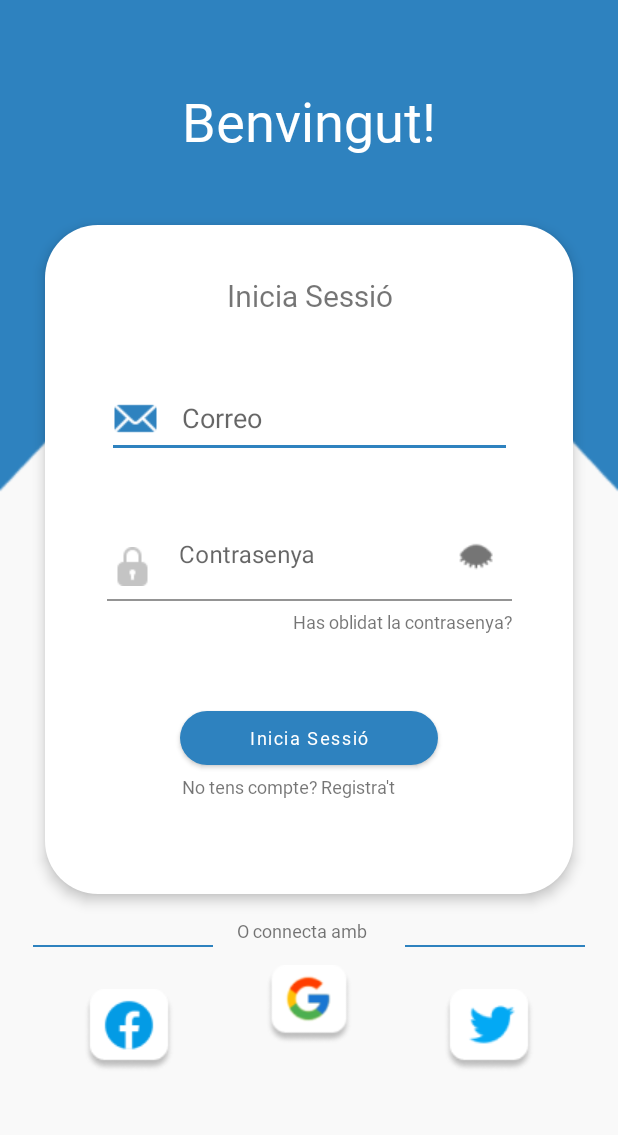
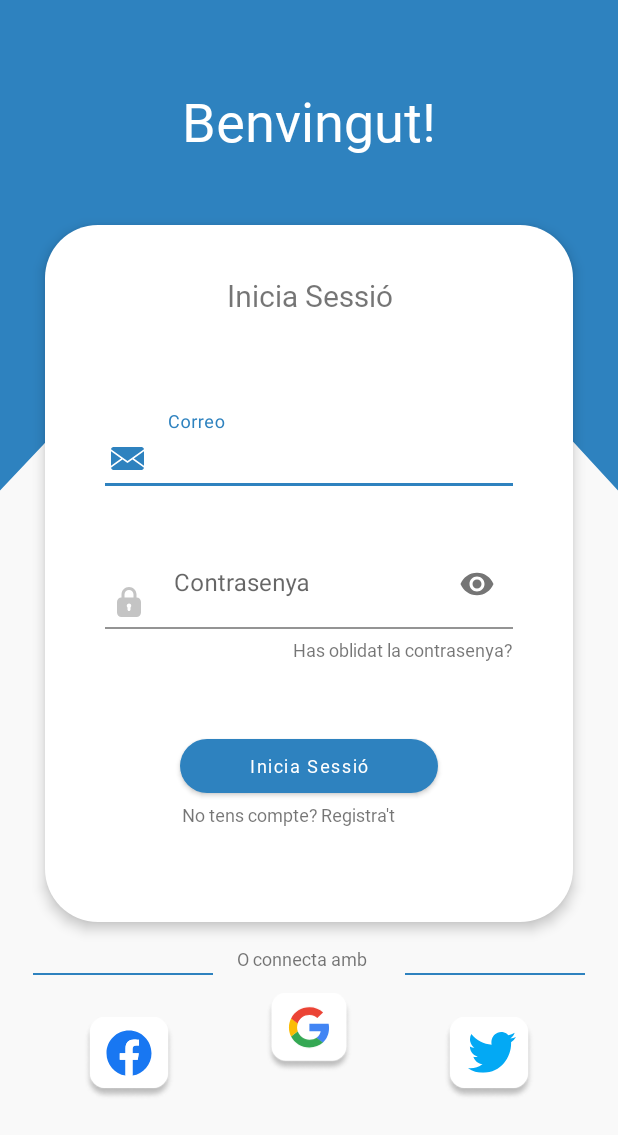
Before and after one commit to erikmiro/Cataleg_App, an Android app: the screen it shows after launch (LoginScreen), on a phone screen of 412 x 824 dp. Shown: the top 1135 px of the screen. Run offline under Robolectric (Android 15) with nearby library versions, the phone set to English and light mode, and no system bars.

Commit message:
[WP-26] Refactored some design issues

```diff
--- a/app/src/main/res/drawable/custom_email_icon.xml
+++ b/app/src/main/res/drawable/custom_email_icon.xml
@@ -2,9 +2,9 @@
 <selector xmlns:android="http://schemas.android.com/apk/res/android">
 
     <item android:state_focused="true"
-        android:drawable="@drawable/email_blue" />
+        android:drawable="@drawable/ic_email_blue" />
 
     <item android:state_focused="false"
-        android:drawable="@drawable/email_grey" />
+        android:drawable="@drawable/ic_email_grey" />
 
 </selector>
--- a/app/src/main/res/drawable/custom_lock_icon.xml
+++ b/app/src/main/res/drawable/custom_lock_icon.xml
@@ -2,9 +2,9 @@
 <selector xmlns:android="http://schemas.android.com/apk/res/android">
 
     <item android:state_focused="true"
-        android:drawable="@drawable/lock_blue" />
+        android:drawable="@drawable/ic_lock_blue" />
 
     <item android:state_focused="false"
-        android:drawable="@drawable/lock_grey" />
+        android:drawable="@drawable/ic_lock_grey" />
 
 </selector>
--- /dev/null
+++ b/app/src/main/res/drawable/fb_icon.xml
@@ -0,0 +1,14 @@
+<?xml version="1.0" encoding="utf-8"?>
+<vector xmlns:android="http://schemas.android.com/apk/res/android"
+    android:width="60dp"
+    android:height="55dp"
+    android:viewportWidth="60"
+    android:viewportHeight="55">
+
+    <path
+        android:fillColor="#ffffff"
+        android:pathData="M 14 0 L 46 0 Q 56 0 56 10 L 56 37 Q 56 47 46 47 L 14 47 Q 4 47 4 37 L 4 10 Q 4 0 14 0 Z" />
+    <path
+        android:fillColor="#039BE5"
+        android:pathData="M 10 4 H 50 V 44 H 10 V 4 Z" />
+</vector>
--- /dev/null
+++ b/app/src/main/res/drawable/ic_email_blue.xml
@@ -0,0 +1,9 @@
+<vector xmlns:android="http://schemas.android.com/apk/res/android"
+    android:width="22dp"
+    android:height="15dp"
+    android:viewportWidth="24"
+    android:viewportHeight="16">
+  <path
+      android:pathData="M7.3317,8L0,13.0185V2.9815L7.3317,8ZM16.6683,8L24,13.0185V2.9815L16.6683,8ZM15.5971,8.7354L12.319,10.9785C12.2224,11.0431 12.1112,11.0769 12,11.0769C11.8888,11.0769 11.7776,11.0431 11.681,10.9785L8.4029,8.7354L0.4859,14.1538L0.0263,14.4677C0.1698,15.3354 0.8898,16 1.7561,16H22.2439C23.1102,16 23.8302,15.3385 23.9737,14.4677L23.5112,14.1538L15.5971,8.7354ZM12,9.7261L23.5112,1.8462L23.9737,1.5323C23.8302,0.6615 23.1102,0 22.2439,0H1.7561C0.8898,0 0.1698,0.6646 0.0263,1.5323L0.4859,1.8462L12,9.7261Z"
+      android:fillColor="#2E82BF"/>
+</vector>
--- /dev/null
+++ b/app/src/main/res/drawable/ic_email_grey.xml
@@ -0,0 +1,9 @@
+<vector xmlns:android="http://schemas.android.com/apk/res/android"
+    android:width="22dp"
+    android:height="15dp"
+    android:viewportWidth="24"
+    android:viewportHeight="16">
+  <path
+      android:pathData="M7.3317,8L0,13.0185V2.9815L7.3317,8ZM16.6683,8L24,13.0185V2.9815L16.6683,8ZM15.5971,8.7354L12.319,10.9785C12.2224,11.0431 12.1112,11.0769 12,11.0769C11.8888,11.0769 11.7776,11.0431 11.681,10.9785L8.4029,8.7354L0.4859,14.1538L0.0263,14.4677C0.1698,15.3354 0.8898,16 1.7561,16H22.2439C23.1102,16 23.8302,15.3385 23.9737,14.4677L23.5112,14.1538L15.5971,8.7354ZM12,9.7261L23.5112,1.8462L23.9737,1.5323C23.8302,0.6615 23.1102,0 22.2439,0H1.7561C0.8898,0 0.1698,0.6646 0.0263,1.5323L0.4859,1.8462L12,9.7261Z"
+      android:fillColor="#C4C4C4"/>
+</vector>
--- /dev/null
+++ b/app/src/main/res/drawable/ic_fb_icon.xml
@@ -0,0 +1,15 @@
+<vector xmlns:android="http://schemas.android.com/apk/res/android"
+    android:width="60dp"
+    android:height="55dp"
+    android:viewportWidth="60"
+    android:viewportHeight="55">
+  <path
+      android:pathData="M14,0L46,0A10,10 0,0 1,56 10L56,37A10,10 0,0 1,46 47L14,47A10,10 0,0 1,4 37L4,10A10,10 0,0 1,14 0z"
+      android:fillColor="#ffffff"/>
+  <path
+      android:pathData="M45,24C45,15.7157 38.2843,9 30,9C21.7157,9 15,15.7157 15,24C15,31.4869 20.4853,37.6925 27.6562,38.8177V28.3359H23.8477V24H27.6562V20.6953C27.6562,16.9359 29.8957,14.8594 33.3219,14.8594C34.9631,14.8594 36.6797,15.1523 36.6797,15.1523V18.8437H34.7882C32.9249,18.8437 32.3438,20 32.3438,21.1862V24H36.5039L35.8389,28.3359H32.3438V38.8177C39.5147,37.6925 45,31.4869 45,24Z"
+      android:fillColor="#1877F2"/>
+  <path
+      android:pathData="M35.8389,28.3359L36.5039,24H32.3438V21.1862C32.3438,20 32.9249,18.8438 34.7882,18.8438H36.6797V15.1523C36.6797,15.1523 34.9631,14.8594 33.3219,14.8594C29.8957,14.8594 27.6562,16.9359 27.6562,20.6953V24H23.8477V28.3359H27.6562V38.8177C29.2093,39.0608 30.7907,39.0608 32.3438,38.8177V28.3359H35.8389Z"
+      android:fillColor="#ffffff"/>
+</vector>
--- /dev/null
+++ b/app/src/main/res/drawable/ic_google.xml
@@ -0,0 +1,21 @@
+<vector xmlns:android="http://schemas.android.com/apk/res/android"
+    android:width="60dp"
+    android:height="55dp"
+    android:viewportWidth="60"
+    android:viewportHeight="55">
+  <path
+      android:pathData="M14,0L46,0A10,10 0,0 1,56 10L56,37A10,10 0,0 1,46 47L14,47A10,10 0,0 1,4 37L4,10A10,10 0,0 1,14 0z"
+      android:fillColor="#ffffff"/>
+  <path
+      android:pathData="M43.9832,24.2618C43.9832,23.1146 43.8879,22.2775 43.6818,21.4094H30.2769V26.5871H38.1452C37.9867,27.8738 37.13,29.8116 35.2263,31.1137L35.1996,31.287L39.438,34.4956L39.7317,34.5242C42.4285,32.0904 43.9832,28.5093 43.9832,24.2618"
+      android:fillColor="#4285F4"/>
+  <path
+      android:pathData="M30.2771,37.9037C34.1319,37.9037 37.3681,36.6635 39.7319,34.5243L35.2265,31.1137C34.0209,31.9353 32.4028,32.5089 30.2771,32.5089C26.5015,32.5089 23.297,30.0751 22.1547,26.7112L21.9873,26.7251L17.5801,30.058L17.5225,30.2146C19.8703,34.7722 24.6929,37.9037 30.2771,37.9037Z"
+      android:fillColor="#34A853"/>
+  <path
+      android:pathData="M22.1551,26.7113C21.8537,25.8432 21.6793,24.913 21.6793,23.9519C21.6793,22.9907 21.8537,22.0606 22.1392,21.1925L22.1313,21.0076L17.6689,17.6211L17.5229,17.689C16.5552,19.5802 16,21.7041 16,23.9519C16,26.1997 16.5552,28.3234 17.5229,30.2147L22.1551,26.7113"
+      android:fillColor="#FBBC05"/>
+  <path
+      android:pathData="M30.277,15.3947C32.9579,15.3947 34.7664,16.5264 35.7976,17.472L39.827,13.6275C37.3523,11.3797 34.1319,10 30.277,10C24.6929,10 19.8703,13.1314 17.5225,17.689L22.1388,21.1925C23.297,17.8286 26.5014,15.3947 30.277,15.3947"
+      android:fillColor="#EB4335"/>
+</vector>
--- /dev/null
+++ b/app/src/main/res/drawable/ic_lock_blue.xml
@@ -0,0 +1,9 @@
+<vector xmlns:android="http://schemas.android.com/apk/res/android"
+    android:width="24dp"
+    android:height="24dp"
+    android:viewportWidth="24"
+    android:viewportHeight="24">
+  <path
+      android:pathData="M17,9V7C17,4.2 14.8,2 12,2C9.2,2 7,4.2 7,7V9C5.3,9 4,10.3 4,12V19C4,20.7 5.3,22 7,22H17C18.7,22 20,20.7 20,19V12C20,10.3 18.7,9 17,9ZM9,7C9,5.3 10.3,4 12,4C13.7,4 15,5.3 15,7V9H9V7ZM13.1,15.5L13,15.6V17C13,17.6 12.6,18 12,18C11.4,18 11,17.6 11,17V15.6C10.4,15 10.3,14.1 10.9,13.5C11.5,12.9 12.4,12.8 13,13.4C13.6,13.9 13.7,14.9 13.1,15.5Z"
+      android:fillColor="#2E82BF"/>
+</vector>
--- /dev/null
+++ b/app/src/main/res/drawable/ic_lock_grey.xml
@@ -0,0 +1,9 @@
+<vector xmlns:android="http://schemas.android.com/apk/res/android"
+    android:width="24dp"
+    android:height="24dp"
+    android:viewportWidth="24"
+    android:viewportHeight="24">
+  <path
+      android:pathData="M17,9V7C17,4.2 14.8,2 12,2C9.2,2 7,4.2 7,7V9C5.3,9 4,10.3 4,12V19C4,20.7 5.3,22 7,22H17C18.7,22 20,20.7 20,19V12C20,10.3 18.7,9 17,9ZM9,7C9,5.3 10.3,4 12,4C13.7,4 15,5.3 15,7V9H9V7ZM13.1,15.5L13,15.6V17C13,17.6 12.6,18 12,18C11.4,18 11,17.6 11,17V15.6C10.4,15 10.3,14.1 10.9,13.5C11.5,12.9 12.4,12.8 13,13.4C13.6,13.9 13.7,14.9 13.1,15.5Z"
+      android:fillColor="#C4C4C4"/>
+</vector>
--- /dev/null
+++ b/app/src/main/res/drawable/ic_login_screen_bg.xml
@@ -0,0 +1,16 @@
+<vector xmlns:android="http://schemas.android.com/apk/res/android"
+    android:width="360dp"
+    android:height="640dp"
+    android:viewportWidth="360"
+    android:viewportHeight="640">
+  <group>
+    <clip-path
+        android:pathData="M0,0h360v640h-360z"/>
+    <path
+        android:pathData="M0,0h360v640h-360z"
+        android:fillColor="#F9F9F9"/>
+    <path
+        android:pathData="M0,-4H360V254L323,218.196L268,180.286L230,161.331L187.609,155.081C182.566,154.338 177.439,154.37 172.405,155.176L134,161.331L89,180.286L38,218.196L0,254V-4Z"
+        android:fillColor="#2E82BF"/>
+  </group>
+</vector>
--- /dev/null
+++ b/app/src/main/res/drawable/ic_twitter_icon.xml
@@ -0,0 +1,16 @@
+<vector xmlns:android="http://schemas.android.com/apk/res/android"
+    android:width="60dp"
+    android:height="55dp"
+    android:viewportWidth="60"
+    android:viewportHeight="55">
+  <path
+      android:pathData="M14,0L46,0A10,10 0,0 1,56 10L56,37A10,10 0,0 1,46 47L14,47A10,10 0,0 1,4 37L4,10A10,10 0,0 1,14 0z"
+      android:fillColor="#ffffff"/>
+  <group>
+    <clip-path
+        android:pathData="M16,10h32v27h-32z"/>
+    <path
+        android:pathData="M48,13.1983C46.7963,13.7436 45.5232,14.106 44.22,14.2744C45.5934,13.4281 46.6202,12.0881 47.1058,10.5082C45.8202,11.3 44.4136,11.8577 42.947,12.1571C42.0475,11.1591 40.8796,10.4652 39.5953,10.1656C38.311,9.866 36.9695,9.9747 35.7454,10.4773C34.5214,10.98 33.4712,11.8536 32.7316,12.9843C31.9919,14.1151 31.597,15.4508 31.5981,16.8178C31.593,17.3394 31.644,17.86 31.7501,18.3699C29.1403,18.237 26.5868,17.5336 24.2567,16.3057C21.9265,15.0778 19.8722,13.353 18.2279,11.2441C17.3838,12.7427 17.1221,14.5194 17.4965,16.2116C17.8709,17.9037 18.853,19.3837 20.2424,20.3494C19.2044,20.3203 18.1883,20.0325 17.2798,19.5103V19.5845C17.2815,21.1578 17.8051,22.6824 18.7624,23.9017C19.7198,25.121 21.0524,25.9606 22.5359,26.2791C21.9747,26.4327 21.3963,26.5082 20.8159,26.5035C20.3991,26.5111 19.9827,26.4721 19.574,26.3871C19.998,27.7392 20.8152,28.9215 21.913,29.7714C23.0108,30.6213 24.3353,31.0969 25.7042,31.1328C23.382,33.0186 20.5182,34.0417 17.5703,34.0386C17.0455,34.0422 16.521,34.0108 16,33.9448C18.9997,35.9521 22.4953,37.014 26.0638,37.002C38.1357,37.002 44.7359,26.6175 44.7359,17.6161C44.7359,17.3148 44.7259,17.0243 44.7119,16.7354C46.0059,15.7738 47.1201,14.5751 48,13.1983V13.1983Z"
+        android:fillColor="#03A9F4"/>
+  </group>
+</vector>
--- a/app/src/main/res/layout/activity_login_screen.xml
+++ b/app/src/main/res/layout/activity_login_screen.xml
@@ -9,7 +9,7 @@
     <ScrollView
         android:layout_width="match_parent"
         android:layout_height="match_parent"
-        android:background="@drawable/login_screen_bg">
+        android:background="@drawable/ic_login_screen_bg">
 
         <androidx.constraintlayout.widget.ConstraintLayout
             android:layout_width="match_parent"
@@ -38,10 +38,39 @@
                 android:fontFamily="@font/notosanshk_regular"
                 android:text="@string/connect"
                 android:textSize="12sp"
+                app:layout_constraintEnd_toStartOf="@+id/loginLine2"
+                app:layout_constraintStart_toEndOf="@+id/loginLine1"
+                app:layout_constraintTop_toBottomOf="@+id/view" />
+
+            <ImageView
+                android:id="@+id/loginWhiteBoxGoogle"
+                android:layout_width="wrap_content"
+                android:layout_height="wrap_content"
+                android:layout_marginStart="56dp"
+                android:layout_marginTop="28dp"
+                app:layout_constraintStart_toStartOf="parent"
+                app:layout_constraintTop_toBottomOf="@+id/loginLine1"
+                app:srcCompat="@drawable/white_box" />
+
+            <ImageView
+                android:id="@+id/loginWhiteBoxFb"
+                android:layout_width="57dp"
+                android:layout_height="wrap_content"
+                android:layout_marginTop="13dp"
                 app:layout_constraintEnd_toEndOf="parent"
-                app:layout_constraintHorizontal_bias="0.501"
                 app:layout_constraintStart_toStartOf="parent"
-                app:layout_constraintTop_toBottomOf="@+id/view" />
+                app:layout_constraintTop_toBottomOf="@+id/loginConnectTxt"
+                app:srcCompat="@drawable/white_box" />
+
+            <ImageView
+                android:id="@+id/loginFbIcon"
+                android:layout_width="wrap_content"
+                android:layout_height="wrap_content"
+                android:layout_marginStart="56dp"
+                android:layout_marginTop="28dp"
+                app:layout_constraintStart_toStartOf="parent"
+                app:layout_constraintTop_toBottomOf="@+id/loginLine1"
+                app:srcCompat="@drawable/ic_fb_icon" />
 
             <ImageView
                 android:id="@+id/loginGoogleIcon"
@@ -51,27 +80,31 @@
                 app:layout_constraintEnd_toEndOf="parent"
                 app:layout_constraintStart_toStartOf="parent"
                 app:layout_constraintTop_toBottomOf="@+id/loginConnectTxt"
-                app:srcCompat="@drawable/google_icon" />
+                app:srcCompat="@drawable/ic_google" />
 
             <ImageView
-                android:id="@+id/loginFbIcon"
-                android:layout_width="wrap_content"
-                android:layout_height="wrap_content"
-                android:layout_marginStart="56dp"
-                android:layout_marginTop="28dp"
-                app:layout_constraintStart_toStartOf="parent"
-                app:layout_constraintTop_toBottomOf="@+id/loginLine1"
-                app:srcCompat="@drawable/fb_icon" />
-
-            <ImageView
-                android:id="@+id/twitter_icon"
+                android:id="@+id/loginWhiteBoxTwitter"
                 android:layout_width="wrap_content"
                 android:layout_height="wrap_content"
                 android:layout_marginTop="28dp"
                 android:layout_marginEnd="56dp"
+                app:srcCompat="@drawable/white_box"
+                app:layout_constraintTop_toBottomOf="@+id/loginLine2"
                 app:layout_constraintEnd_toEndOf="parent"
-                app:layout_constraintTop_toBottomOf="@+id/loginLine2"
-                app:srcCompat="@drawable/twitter_icon" />
+                tools:layout_editor_absoluteX="295dp"
+                tools:layout_editor_absoluteY="700dp" />
+
+
+
+            <ImageView
+                android:id="@+id/loginTwitterIcon"
+                android:layout_width="wrap_content"
+                android:layout_height="wrap_content"
+                android:layout_marginTop="28dp"
+                android:background="@drawable/ic_twitter_icon"
+                android:layout_marginEnd="56dp"
+                app:layout_constraintEnd_toEndOf="parent"
+                app:layout_constraintTop_toBottomOf="@+id/loginLine2" />
 
             <ImageView
                 android:id="@+id/loginLine1"
@@ -108,34 +141,37 @@
 
                 <com.google.android.material.textfield.TextInputLayout
                     android:id="@+id/loginPasswordTxt"
-                    android:layout_width="270dp"
+                    android:layout_width="0dp"
                     android:layout_height="70dp"
+                    android:layout_marginStart="40dp"
                     android:layout_marginTop="25dp"
+                    android:layout_marginEnd="40dp"
                     android:gravity="bottom"
                     app:layout_constraintEnd_toEndOf="parent"
                     app:layout_constraintStart_toStartOf="parent"
                     app:layout_constraintTop_toBottomOf="@+id/emailTxt"
-                    app:passwordToggleDrawable="@drawable/show_password_selector"
                     app:passwordToggleEnabled="true">
 
                     <EditText
                         android:id="@+id/etPassword"
                         android:layout_width="match_parent"
                         android:layout_height="60dp"
+                        android:layout_centerHorizontal="true"
+                        android:layout_centerVertical="true"
+                        android:background="@color/white"
                         android:drawableStart="@drawable/custom_lock_icon"
                         android:drawablePadding="18dp"
                         android:ems="10"
+                        android:hint="@string/password"
+                        android:inputType="textPassword"
+                        android:paddingBottom="0dp"
+                        android:lines="1"
                         android:maxLines="1"
-                        android:lines="1"
-                        android:hint="@string/password"
-                        android:background="@color/white"
-                        android:inputType="textPassword"
                         android:paddingStart="4dp"
-                        android:paddingEnd="8dp"
-                        android:layout_centerHorizontal="true"
-                        android:layout_centerVertical="true"
-                        />
+                        android:paddingEnd="8dp" />
                 </com.google.android.material.textfield.TextInputLayout>
+
+                <!--
 
                 <EditText
                     android:id="@+id/emailTxt"
@@ -154,6 +190,37 @@
                     app:layout_constraintEnd_toEndOf="parent"
                     app:layout_constraintStart_toStartOf="parent"
                     app:layout_constraintTop_toBottomOf="@+id/loginTxt" />
+                    -->
+                <com.google.android.material.textfield.TextInputLayout
+                    android:id="@+id/emailTxt"
+                    android:layout_width="0dp"
+                    android:layout_height="70dp"
+                    android:layout_marginStart="40dp"
+                    android:layout_marginTop="20dp"
+                    android:layout_marginEnd="40dp"
+                    android:gravity="bottom"
+                    app:layout_constraintEnd_toEndOf="parent"
+                    app:layout_constraintStart_toStartOf="parent"
+                    app:layout_constraintTop_toBottomOf="@+id/loginTxt">
+
+                    <EditText
+                        android:id="@+id/etEmail"
+                        android:layout_width="match_parent"
+                        android:layout_height="60dp"
+                        android:layout_centerHorizontal="true"
+                        android:layout_centerVertical="true"
+                        android:background="@color/white"
+                        android:drawableStart="@drawable/custom_email_icon"
+                        android:drawablePadding="16dp"
+                        android:paddingBottom="0dp"
+                        android:ems="10"
+                        android:hint="@string/email"
+                        android:inputType="textEmailAddress"
+                        android:lines="1"
+                        android:maxLines="1"
+                        android:paddingStart="4dp"
+                        android:paddingEnd="8dp" />
+                </com.google.android.material.textfield.TextInputLayout>
 
                 <TextView
                     android:id="@+id/noAccTxt"
```
Also changed, not shown: app/src/main/res/drawable/email_blue.png (deleted), app/src/main/res/drawable/email_grey.png (deleted), app/src/main/res/drawable/fb_icon.png (deleted), app/src/main/res/drawable/lock_blue.png (deleted), app/src/main/res/drawable/lock_grey.png (deleted), app/src/main/res/drawable/login_screen_bg.png (deleted), app/src/main/res/drawable/twitter_icon.png (deleted), app/src/main/res/drawable/white_box.png (added).
